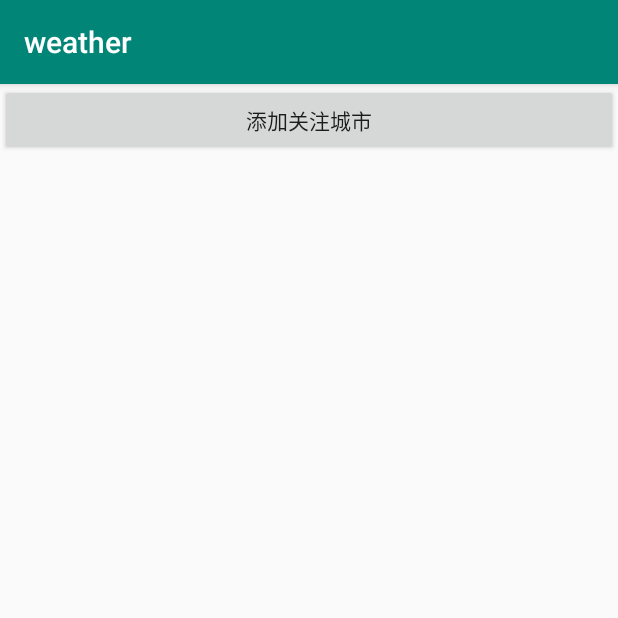
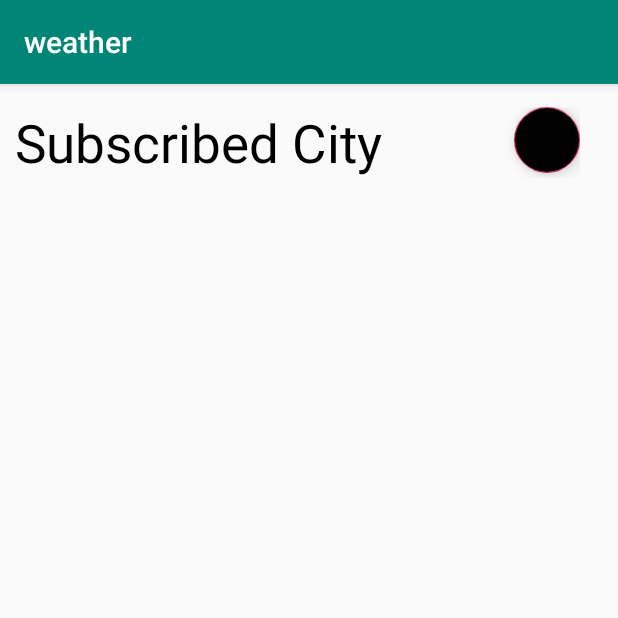
Before and after one commit to unchainedhank/android_weather_forecast, an Android app: the screen it shows after launch (MainActivity), on a phone screen of 412 x 824 dp, the top half of it. Run offline under Robolectric (Android 15) with nearby library versions, the phone set to English and light mode, and no system bars; libraries missing offline, so code that uses them is left out: com.yalantis.phoenix; plain views replace PullToRefreshView; 2 statements that could not run were skipped.

Commit message:
safe version 3.ui ok.

```diff
--- a/app/src/main/java/com/orzmo/weather/MainActivity.java
+++ b/app/src/main/java/com/orzmo/weather/MainActivity.java
@@ -15,6 +15,7 @@ import android.widget.Toast;
 import androidx.appcompat.app.AlertDialog;
 import androidx.appcompat.app.AppCompatActivity;
 
+import com.google.android.material.floatingactionbutton.FloatingActionButton;
 import com.orzmo.weather.utils.CallBack;
 import com.orzmo.weather.utils.JsonToLives;
 import com.orzmo.weather.utils.LivesAdapter;
@@ -100,7 +101,7 @@ public class MainActivity extends AppCompatActivity {
         SharedPreferences pref = getSharedPreferences("data", Context.MODE_PRIVATE);
         String list = pref.getString("userWatched", "");
 
-        Button addButton = findViewById(R.id.button_add);
+        FloatingActionButton addButton = findViewById(R.id.button_add);
         addButton.setOnClickListener(new View.OnClickListener() {
             @Override
             public void onClick(View view) {
@@ -108,6 +109,7 @@ public class MainActivity extends AppCompatActivity {
                 startActivity(intent);
             }
         });
+
 
 
         pullToRefreshView = findViewById(R.id.pull_to_refresh);
--- a/app/src/main/res/layout/activity_main.xml
+++ b/app/src/main/res/layout/activity_main.xml
@@ -13,16 +13,30 @@
         android:orientation="vertical">
 
         <LinearLayout
-            android:layout_width="match_parent"
+            android:layout_width="wrap_content"
             android:layout_height="wrap_content"
-            android:orientation="horizontal">
+            android:orientation="horizontal"
+            android:layout_marginRight="25dp"
+            android:layout_marginTop="15dp">
 
-            <Button
+            <TextView
+                android:layout_width="wrap_content"
+                android:layout_height="wrap_content"
+                android:text="Subscribed City"
+                android:layout_marginLeft="10dp"
+                android:textSize="35sp"
+                android:textColor="#000"/>
+
+            <com.google.android.material.floatingactionbutton.FloatingActionButton
                 android:id="@+id/button_add"
                 android:layout_width="wrap_content"
                 android:layout_height="wrap_content"
+                android:layout_marginLeft="88dp"
                 android:layout_weight="1"
+                android:backgroundTint="#000"
                 android:text="添加关注城市" />
+
+
 
         </LinearLayout>
 
```
Also changed, not shown: app/src/main/res/layout/item.xml (+31 -23 lines).
